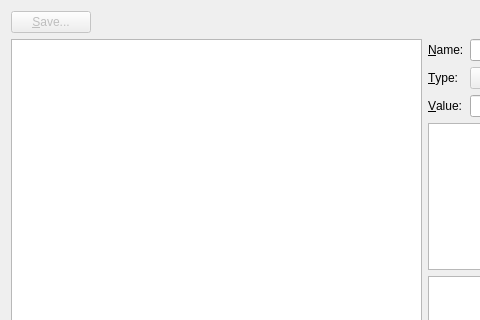
The window that miasmod_data.ui (DarkStarSword/miasmata-fixes) describes before a commit, drawn with Qt 5; both pictures show x 0 to 480 and y 0 to 320 of the 713 by 490 pixel window.
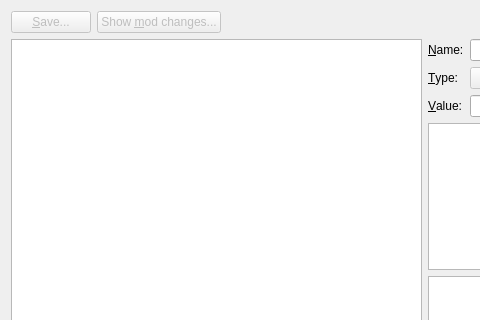
The same window after the commit.

```diff
--- a/miasmod_data.ui
+++ b/miasmod_data.ui
@@ -23,6 +23,16 @@
        </property>
       </widget>
      </item>
+     <item>
+      <widget class="QPushButton" name="show_diff">
+       <property name="enabled">
+        <bool>false</bool>
+       </property>
+       <property name="text">
+        <string>Show &amp;mod changes...</string>
+       </property>
+      </widget>
+     </item>
      <item>
       <spacer name="horizontalSpacer_3">
        <property name="orientation">
```
Left out of the diff: 3 changed lines with no effect on the pictures.
